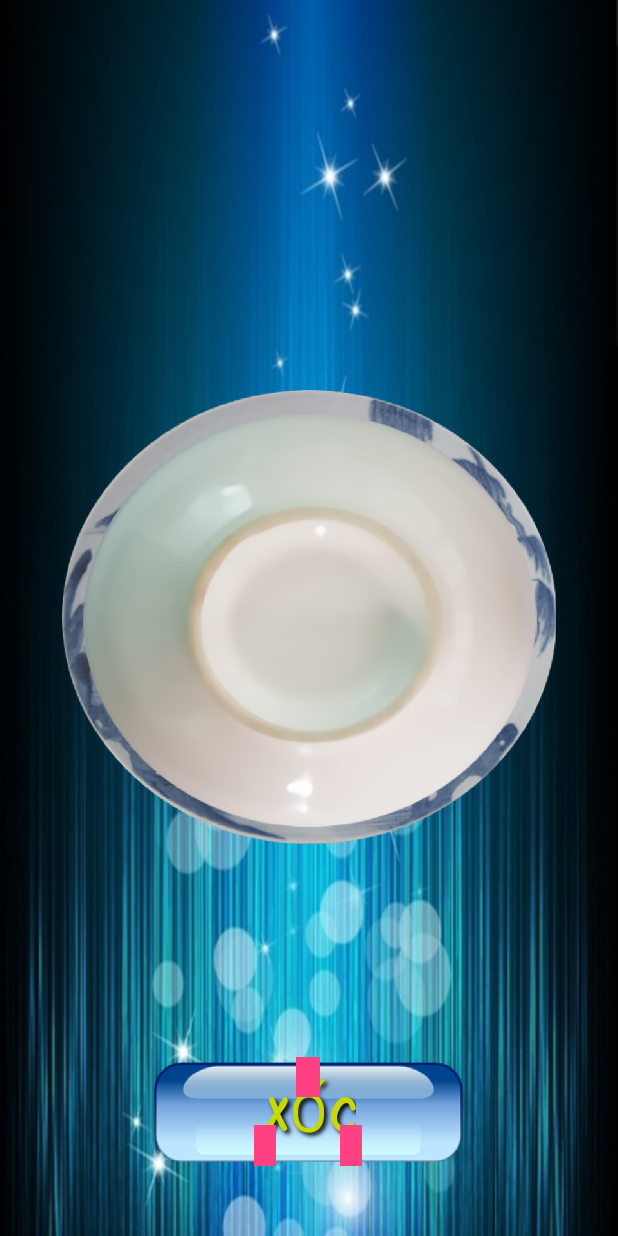
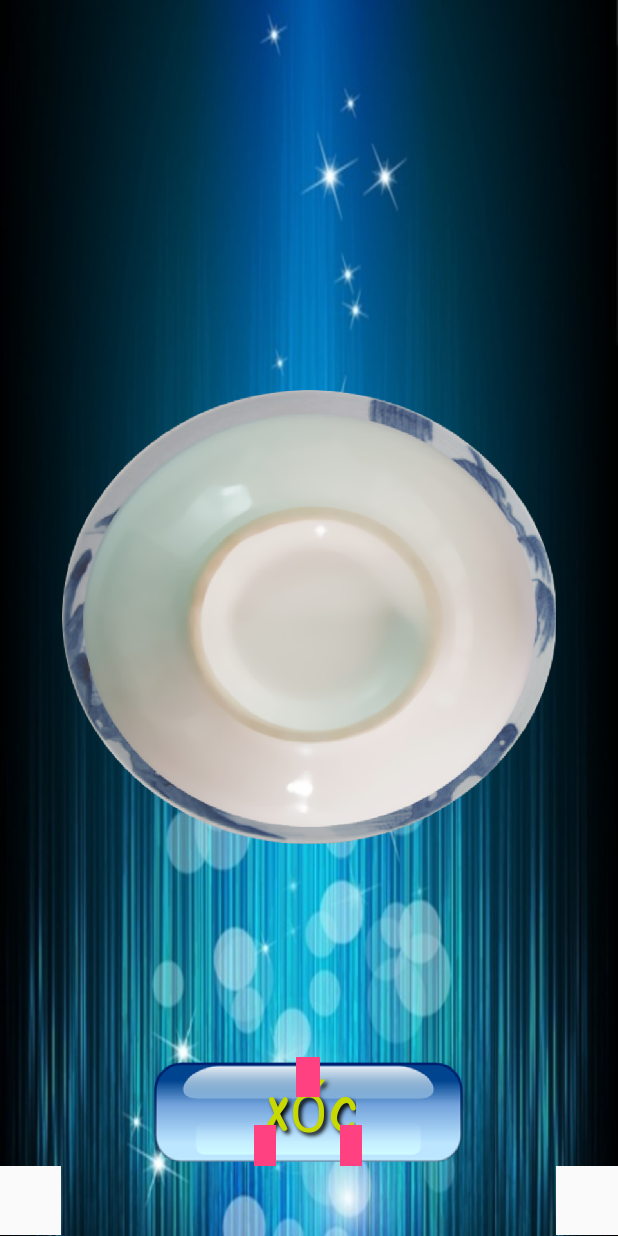
Before and after one commit to iamacule/bc1, an Android app: the BattleActivity screen opened directly, with no data from a screen before it, on a phone screen of 412 x 824 dp. Run offline under Robolectric (Android 15) with nearby library versions, the light colour scheme and no system bars; our stand-ins replace Firebase (no records; nobody signed in at launch, a user with empty details on screens opened directly).

Commit message:
Added Rule Main

```diff
--- a/app/src/main/AndroidManifest.xml
+++ b/app/src/main/AndroidManifest.xml
@@ -1,6 +1,8 @@
 <?xml version="1.0" encoding="utf-8"?>
 <manifest xmlns:android="http://schemas.android.com/apk/res/android"
     package="vn.mran.bc1">
+
+    <uses-permission android:name="android.permission.ACCESS_NETWORK_STATE" />
 
     <application
         android:allowBackup="true"
--- /dev/null
+++ b/app/src/main/java/vn/mran/bc1/mvp/presenter/BattlePresenter.java
@@ -0,0 +1,91 @@
+package vn.mran.bc1.mvp.presenter;
+
+import android.content.Context;
+import android.net.ConnectivityManager;
+import android.net.NetworkInfo;
+
+import java.util.concurrent.ExecutorService;
+import java.util.concurrent.Executors;
+import java.util.concurrent.Future;
+import java.util.concurrent.TimeUnit;
+
+import vn.mran.bc1.mvp.view.BattleView;
+
+/**
+ * Created by Mr An on 29/11/2017.
+ */
+
+public class BattlePresenter {
+    private final String TAG = getClass().getSimpleName();
+
+    private Context context;
+
+    private BattleView view;
+
+    private ExecutorService executor = Executors.newSingleThreadExecutor();
+    private Future future;
+
+    private NetworkCheckingRunnable networkCheckingRunnable;
+
+    private boolean isNetworkEnable = false;
+
+    private boolean run = true;
+
+    public BattlePresenter(BattleView view) {
+        this.context = (Context) view;
+        this.view = view;
+        isNetworkEnable = isOnline();
+        executor = Executors.newFixedThreadPool(1);
+        networkCheckingRunnable = new NetworkCheckingRunnable();
+        future = executor.submit(networkCheckingRunnable);
+    }
+
+    public void stopCheckingNetwork() {
+        run = false;
+        if (future != null && !future.isDone()) {
+            future.cancel(true);
+        }
+        executor.shutdown();
+        try {
+            if (!executor.awaitTermination(1000, TimeUnit.MILLISECONDS)) {
+                executor.shutdownNow();
+                if (!executor.awaitTermination(1000, TimeUnit.MILLISECONDS)) {
+                }
+            }
+        } catch (InterruptedException e) {
+            executor.shutdownNow();
+            Thread.currentThread().interrupt();
+        }
+    }
+
+    public boolean isOnline() {
+        ConnectivityManager cm =
+                (ConnectivityManager) context.getSystemService(Context.CONNECTIVITY_SERVICE);
+        NetworkInfo netInfo = cm.getActiveNetworkInfo();
+        return netInfo != null && netInfo.isConnectedOrConnecting();
+    }
+
+    private class NetworkCheckingRunnable implements Runnable {
+        @Override
+        public void run() {
+            while (run && Thread.currentThread().isAlive()) {
+                try {
+                    Thread.sleep(1000);
+                } catch (InterruptedException e) {
+                    e.printStackTrace();
+                }
+                if (isOnline()) {
+                    if (!isNetworkEnable) {
+                        isNetworkEnable = true;
+                        view.onNetworkChanged(isNetworkEnable);
+                    }
+                } else {
+                    if (isNetworkEnable) {
+                        isNetworkEnable = false;
+                        view.onNetworkChanged(isNetworkEnable);
+                    }
+                }
+            }
+        }
+    }
+}
--- /dev/null
+++ b/app/src/main/java/vn/mran/bc1/mvp/view/BattleView.java
@@ -0,0 +1,9 @@
+package vn.mran.bc1.mvp.view;
+
+/**
+ * Created by Mr An on 29/11/2017.
+ */
+
+public interface BattleView {
+    void onNetworkChanged(boolean isEnable);
+}
--- a/app/src/main/res/layout/activity_battle.xml
+++ b/app/src/main/res/layout/activity_battle.xml
@@ -171,10 +171,31 @@
 
                 </LinearLayout>
 
-                <android.support.v4.widget.Space
+                <LinearLayout
                     android:layout_width="match_parent"
                     android:layout_height="0dp"
-                    android:layout_weight="0.28" />
+                    android:layout_weight="0.28"
+                    android:orientation="horizontal">
+
+                    <LinearLayout
+                        android:id="@+id/btnEnableRuleMain"
+                        android:layout_width="0dp"
+                        android:layout_height="match_parent"
+                        android:layout_weight="0.1"
+                        android:background="@color/white" />
+
+                    <android.support.v4.widget.Space
+                        android:layout_width="0dp"
+                        android:layout_height="match_parent"
+                        android:layout_weight="0.8" />
+
+                    <LinearLayout
+                        android:id="@+id/btnEnableRuleOffline"
+                        android:layout_width="0dp"
+                        android:layout_height="match_parent"
+                        android:layout_weight="0.1"
+                        android:background="@color/white" />
+                </LinearLayout>
             </LinearLayout>
         </FrameLayout>
 
```
Also changed, not shown: app/src/main/java/vn/mran/bc1/activity/BattleActivity.java (+110 -1 lines), app/src/main/java/vn/mran/bc1/instance/Rule.java (+32 -16 lines), app/src/main/java/vn/mran/bc1/mvp/asd.java (added, +8 -0 lines).
